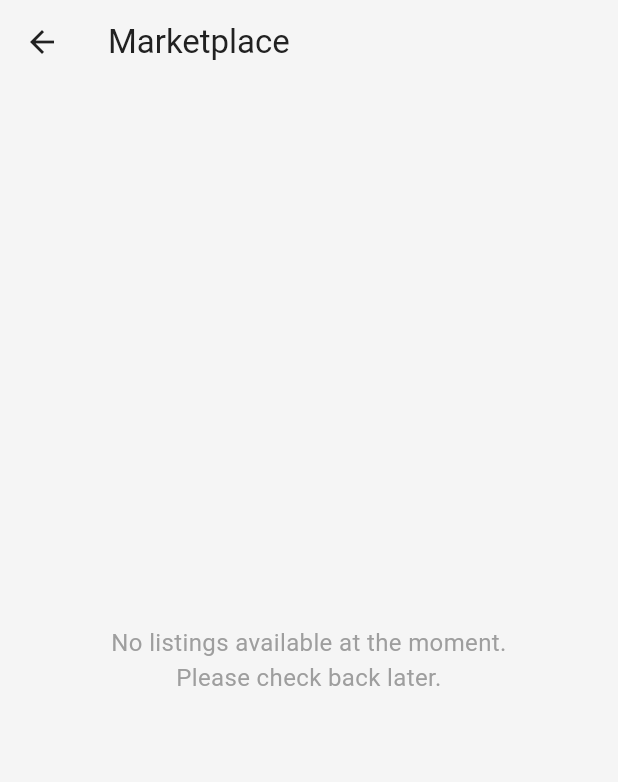
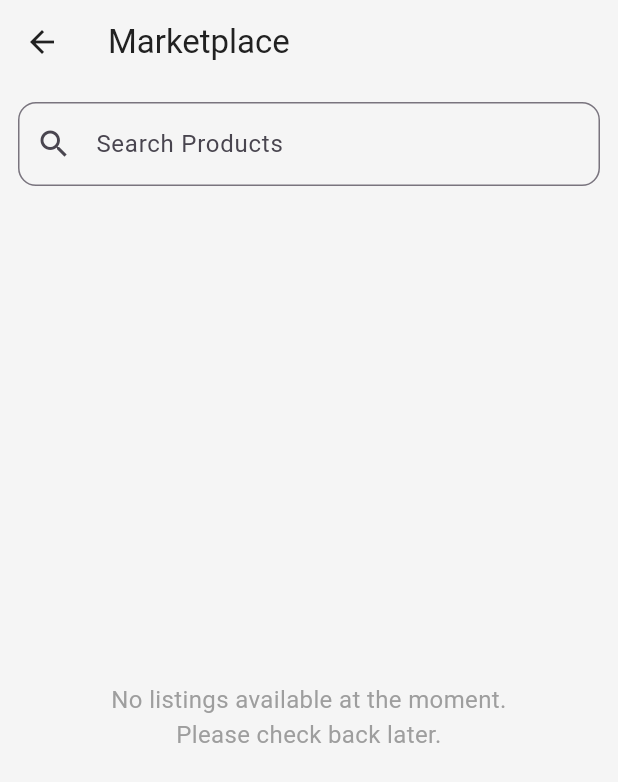
Before and after one commit to Artus34/AgroLink, a Flutter app: the SalesDashboardScreen screen opened directly, on a phone screen of 412 x 824 dp. Shown: the top 782 px of the screen. Run offline on Flutter 3.47's test engine with Material 3 defaults, Android fonts, the phone set to English and light mode, and no system bars; our stand-ins replace cloud_firestore, firebase_auth, firebase_core, flutter_dotenv, image_picker; accounts and stored records are empty; network calls fail.

Commit message:
My feature work

```diff
--- a/lib/features/crop_sales/views/sales_dashboard_screen.dart
+++ b/lib/features/crop_sales/views/sales_dashboard_screen.dart
@@ -30,7 +30,32 @@ class _SalesDashboardScreenState extends State<SalesDashboardScreen> {
       appBar: AppBar(
         title: const Text('Marketplace'),
       ),
-      body: Consumer<SalesProvider>(
+      // ⭐️ MODIFICATION: The body is now a Column containing the search bar and the list.
+      body: Column(
+        children: [
+          // ⭐️ NEW: Search Bar Widget
+          Padding(
+            padding: const EdgeInsets.fromLTRB(12.0, 12.0, 12.0, 8.0),
+            child: TextField(
+              decoration: const InputDecoration(
+                labelText: 'Search Products',
+                hintText: 'e.g., Apple, Wheat, Tomato',
+                prefixIcon: Icon(Icons.search),
+                border: OutlineInputBorder(
+                  borderRadius: BorderRadius.all(Radius.circular(12.0)),
+                ),
+              ),
+              // This is where the magic happens.
+              onChanged: (value) {
+                // We call the 'updateSearchQuery' method in the provider.
+                // We set 'listen: false' because this part doesn't need to rebuild.
+                Provider.of<SalesProvider>(context, listen: false).updateSearchQuery(value);
+              },
+            ),
+          ),
+          // ⭐️ NEW: The Consumer is now wrapped in an Expanded widget to fill the remaining space.
+          Expanded(
+            child: Consumer<SalesProvider>(
               builder: (context, provider, child) {
                 // Show a loading spinner while data is being fetched.
                 if (provider.isLoading && provider.allListings.isEmpty) {
@@ -51,7 +76,18 @@ class _SalesDashboardScreenState extends State<SalesDashboardScreen> {
                   );
                 }
 
-          // Show a message if there are no available listings.
+                // ⭐️ NEW: Show a message if there are listings, but none match the search.
+                if (provider.allListings.isNotEmpty && provider.filteredListings.isEmpty) {
+                  return const Center(
+                    child: Text(
+                      'No products found matching your search.',
+                      textAlign: TextAlign.center,
+                      style: TextStyle(fontSize: 16, color: Colors.grey),
+                    ),
+                  );
+                }
+
+                // Show a message if there are no available listings at all.
                 if (provider.allListings.isEmpty) {
                   return const Center(
                     child: Text(
@@ -65,22 +101,28 @@ class _SalesDashboardScreenState extends State<SalesDashboardScreen> {
                 // Display the grid of listings.
                 return RefreshIndicator(
                   onRefresh: () => provider.fetchAllListings(),
+                  // ⭐️ MODIFICATION: The GridView now uses 'filteredListings'
                   child: GridView.builder(
-              padding: const EdgeInsets.all(12.0),
+                    padding: const EdgeInsets.fromLTRB(12.0, 4.0, 12.0, 12.0),
                     gridDelegate: const SliverGridDelegateWithFixedCrossAxisCount(
                       crossAxisCount: 2, // A responsive 2-column grid
                       crossAxisSpacing: 12.0,
                       mainAxisSpacing: 12.0,
                       childAspectRatio: 0.75, // Adjust for better item proportions
                     ),
-              itemCount: provider.allListings.length,
+                    // ⭐️ MODIFICATION: Use the length of the filtered list.
+                    itemCount: provider.filteredListings.length,
                     itemBuilder: (context, index) {
-                final listing = provider.allListings[index];
+                      // ⭐️ MODIFICATION: Get the listing from the filtered list.
+                      final listing = provider.filteredListings[index];
                       return _ListingCard(listing: listing);
                     },
                   ),
                 );
               },
+            ),
+          ),
+        ],
       ),
       // --- Conditional Floating Action Button ---
       // This button is only visible to users with the 'farmer' role.
@@ -155,7 +197,6 @@ class _ListingCard extends StatelessWidget {
                     overflow: TextOverflow.ellipsis,
                   ),
                   const SizedBox(height: 4),
-                  // ⭐️ MODIFICATION: Formatted the price for consistency.
                   Text(
                     '₹${listing.price.toStringAsFixed(2)} / ${listing.unit}',
                     style: const TextStyle(color: Colors.green, fontWeight: FontWeight.w600),
```
Also changed, not shown: lib/features/crop_sales/controllers/sales_provider.dart (+38 -8 lines), lib/features/crop_sales/views/my_listings_screen.dart (+56 -2 lines). Lines whose indentation alone changed are shown as unchanged.
